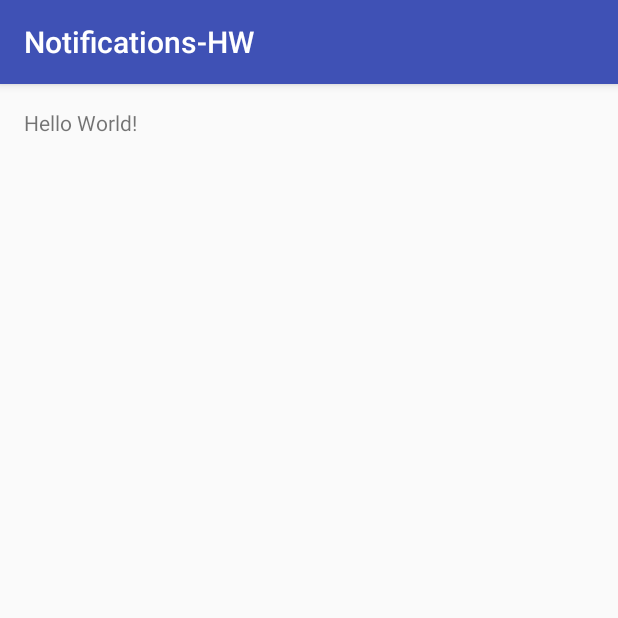
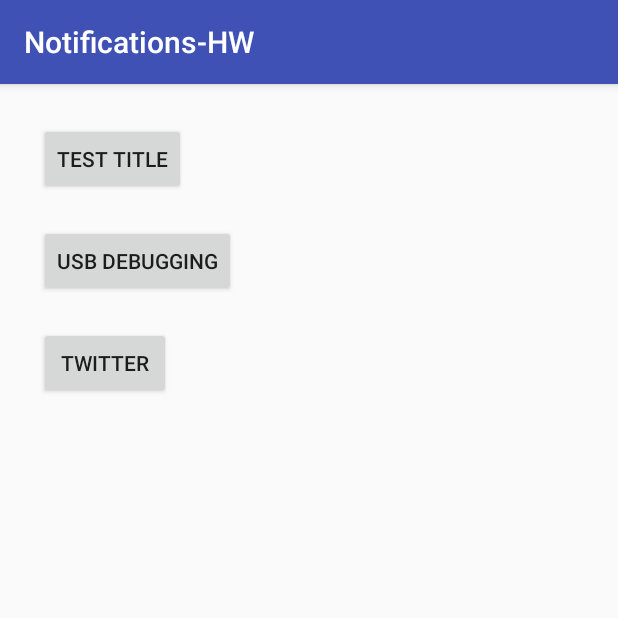
Before and after one commit to ga-adi/Notifications-HW, an Android app: the screen it shows after launch (MainActivity), on a phone screen of 412 x 824 dp, the top half of it. Run offline under Robolectric (Android 15) with nearby library versions, the phone set to English and light mode, and no system bars.

Commit message:
Add buttons and onClick listeners

```diff
--- a/app/src/main/java/com/roberterrera/notifications_hw/MainActivity.java
+++ b/app/src/main/java/com/roberterrera/notifications_hw/MainActivity.java
@@ -2,12 +2,44 @@ package com.roberterrera.notifications_hw;
 
 import android.support.v7.app.AppCompatActivity;
 import android.os.Bundle;
+import android.view.View;
+import android.widget.Button;
 
 public class MainActivity extends AppCompatActivity {
+    Button mTestTitle;
+    Button mUSBDebugging;
+    Button mTwitter;
+
 
     @Override
     protected void onCreate(Bundle savedInstanceState) {
         super.onCreate(savedInstanceState);
         setContentView(R.layout.activity_main);
+
+        mTestTitle = (Button) findViewById(R.id.button_testtitle);
+        mUSBDebugging = (Button) findViewById(R.id.button_usbdebugging);
+        mTwitter = (Button) findViewById(R.id.button_twitter);
+
+        mTestTitle.setOnClickListener(new View.OnClickListener() {
+            @Override
+            public void onClick(View v) {
+
+            }
+        });
+
+        mUSBDebugging.setOnClickListener(new View.OnClickListener() {
+            @Override
+            public void onClick(View v) {
+
+            }
+        });
+
+        mTwitter.setOnClickListener(new View.OnClickListener() {
+            @Override
+            public void onClick(View v) {
+
+            }
+        });
+
     }
 }
--- a/app/src/main/res/layout/activity_main.xml
+++ b/app/src/main/res/layout/activity_main.xml
@@ -1,5 +1,5 @@
 <?xml version="1.0" encoding="utf-8"?>
-<RelativeLayout
+<LinearLayout
     xmlns:android="http://schemas.android.com/apk/res/android"
     xmlns:tools="http://schemas.android.com/tools"
     android:layout_width="match_parent"
@@ -8,10 +8,29 @@
     android:paddingRight="@dimen/activity_horizontal_margin"
     android:paddingTop="@dimen/activity_vertical_margin"
     android:paddingBottom="@dimen/activity_vertical_margin"
+    android:orientation="vertical"
     tools:context="com.roberterrera.notifications_hw.MainActivity">
 
-    <TextView
-        android:text="Hello World!"
+    <Button
+        android:id="@+id/button_testtitle"
         android:layout_width="wrap_content"
-        android:layout_height="wrap_content" />
-</RelativeLayout>
+        android:layout_height="wrap_content"
+        android:text="Test Title"
+        android:layout_margin="10dp"/>
+
+    <Button
+        android:id="@+id/button_usbdebugging"
+        android:layout_width="wrap_content"
+        android:layout_height="wrap_content"
+        android:text="USB Debugging"
+        android:layout_margin="10dp"/>
+
+    <Button
+        android:id="@+id/button_twitter"
+        android:layout_width="wrap_content"
+        android:layout_height="wrap_content"
+        android:text="Twitter"
+        android:layout_margin="10dp"/>
+
+
+</LinearLayout>
```
